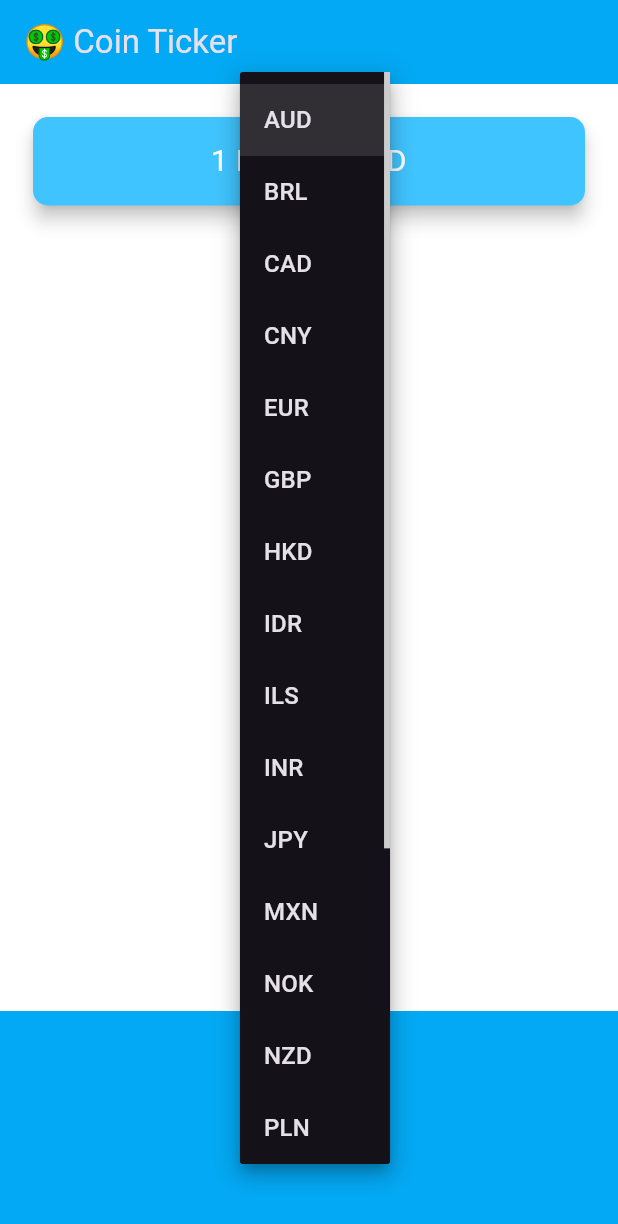
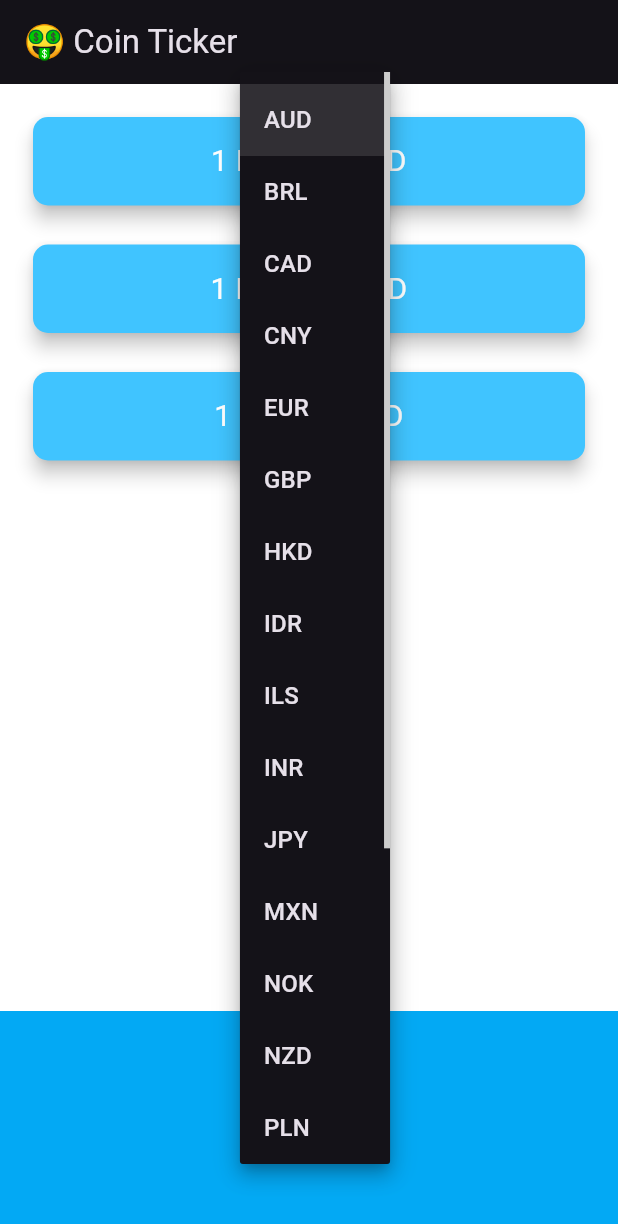
Before and after one commit to selinguz/bitcoin-ticker, a Flutter app: the screen it shows after launch, after a tap on "AUD", on a phone screen of 412 x 824 dp. Shown: the top 1224 px of the screen. Run offline on Flutter 3.47's test engine with Material 3 defaults, Android fonts, the phone set to English and light mode, and no system bars; network calls fail.

Commit message:
tüm kripto para birimlerinin seçilen para biriminlerinde karşılığının gelmesi sağlanarak, proje tamamlandı

```diff
--- a/lib/coin_data.dart
+++ b/lib/coin_data.dart
@@ -36,26 +36,21 @@
 const apiKey = 'CA9D4481-619F-4B02-8DB0-44CC6DDA7AF9';
 
 class CoinData {
-  //3. Create the Asynchronous method getCoinData() that returns a Future (the price data).
   Future getCoinData(String selectedCurrency) async {
-    //4. Create a url combining the coinAPIURL with the currencies we're interested, BTC to USD.
-    String requestURL = '$coinAPIURL/BTC/$selectedCurrency?apikey=$apiKey';
-    //5. Make a GET request to the URL and wait for the response.
+    Map<String, String> cryptoPrices = {};
+    for (String crypto in cryptoList) {
+      String requestURL =
+          '$coinAPIURL/$crypto/$selectedCurrency?apikey=$apiKey';
       http.Response response = await http.get(Uri.parse(requestURL));
-
-    //6. Check that the request was successful.
       if (response.statusCode == 200) {
-      //7. Use the 'dart:convert' package to decode the JSON data that comes back from coinapi.io.
         var decodedData = jsonDecode(response.body);
-      //8. Get the last price of bitcoin with the key 'last'.
-      var lastPrice = decodedData['rate'];
-      //9. Output the lastPrice from the method.
-      return lastPrice;
+        double lastPrice = decodedData['rate'];
+        cryptoPrices[crypto] = lastPrice.toStringAsFixed(0);
       } else {
-      //10. Handle any errors that occur during the request.
         print(response.statusCode);
-      //Optional: throw an error if our request fails.
         throw 'Problem with the get request';
       }
     }
+    return cryptoPrices;
   }
+}
--- a/lib/price_screen.dart
+++ b/lib/price_screen.dart
@@ -26,8 +26,8 @@
       items: dropdownItems,
       onChanged: (value) {
         setState(() {
+          selectedCurrency = value!;
           getData();
-          selectedCurrency = value!;
         });
       },
     );
@@ -43,24 +43,30 @@
       backgroundColor: Colors.lightBlue,
       itemExtent: 32.0,
       onSelectedItemChanged: (selectedIndex) {
-        selectedCurrency = currenciesList[selectedIndex];
-        getData();
-        //print(selectedIndex);
+        setState(() {
+          selectedCurrency = currenciesList[selectedIndex];
+          getData();
+        });
       },
       children: pickerItems,
     );
   }
 
-  //12. Create a variable to hold the value and use in our Text Widget. Give the variable a starting value of '?' before the data comes back from the async methods.
-  String bitcoinValue = '?';
+  //value had to be updated into a Map to store the values of all three cryptocurrencies.
+  Map<String, String> coinValues = {};
+  //7: Figure out a way of displaying a '?' on screen while we're waiting for the price data to come back. First we have to create a variable to keep track of when we're waiting on the request to complete.
+  bool isWaiting = false;
 
-  //11. Create an async method here await the coin data from coin_data.dart
   void getData() async {
+    //7: Second, we set it to true when we initiate the request for prices.
+    isWaiting = true;
     try {
-      double data = await CoinData().getCoinData(selectedCurrency);
-      //13. We can't await in a setState(). So you have to separate it out into two steps.
+      //6: Update this method to receive a Map containing the crypto:price key value pairs.
+      var data = await CoinData().getCoinData(selectedCurrency);
+      //7. Third, as soon the above line of code completes, we now have the data and no longer need to wait. So we can set isWaiting to false.
+      isWaiting = false;
       setState(() {
-        bitcoinValue = data.toStringAsFixed(0);
+        coinValues = data;
       });
     } catch (e) {
       print(e);
@@ -70,43 +76,60 @@
   @override
   void initState() {
     super.initState();
-    //14. Call getData() when the screen loads up. We can't call CoinData().getCoinData() directly here because we can't make initState() async.
     getData();
   }
+
+  ////For bonus points, create a method that loops through the cryptoList and generates a CryptoCard for each. Call makeCards() in the build() method instead of the Column with 3 CryptoCards.
+//  Column makeCards() {
+//    List<CryptoCard> cryptoCards = [];
+//    for (String crypto in cryptoList) {
+//      cryptoCards.add(
+//        CryptoCard(
+//          cryptoCurrency: crypto,
+//          selectedCurrency: selectedCurrency,
+//          value: isWaiting ? '?' : coinValues[crypto],
+//        ),
+//      );
+//    }
+//    return Column(
+//      crossAxisAlignment: CrossAxisAlignment.stretch,
+//      children: cryptoCards,
+//    );
+//  }
 
   @override
   Widget build(BuildContext context) {
     return Scaffold(
       appBar: AppBar(
-        backgroundColor:Colors.lightBlue,
         title: Text('🤑 Coin Ticker'),
       ),
       body: Column(
         mainAxisAlignment: MainAxisAlignment.spaceBetween,
         crossAxisAlignment: CrossAxisAlignment.stretch,
         children: <Widget>[
-          Padding(
-            padding: EdgeInsets.fromLTRB(18.0, 18.0, 18.0, 0),
-            child: Card(
-              color: Colors.lightBlueAccent,
-              elevation: 5.0,
-              shape: RoundedRectangleBorder(
-                borderRadius: BorderRadius.circular(10.0),
+          //3: You'll need to use a Column Widget to contain the three CryptoCards.
+          Column(
+            crossAxisAlignment: CrossAxisAlignment.stretch,
+            children: <Widget>[
+              CryptoCard(
+                cryptoCurrency: 'BTC',
+                //7. Finally, we use a ternary operator to check if we are waiting and if so, we'll display a '?' otherwise we'll show the actual price data.
+                value: isWaiting ? '?' : coinValues['BTC']!,
+                selectedCurrency: selectedCurrency,
               ),
-              child: Padding(
-                padding: EdgeInsets.symmetric(vertical: 15.0, horizontal: 28.0),
-                child: Text(
-                  //15. Update the Text Widget with the data in bitcoinValueInUSD.
-                  '1 BTC = $bitcoinValue $selectedCurrency',
-                  textAlign: TextAlign.center,
-                  style: TextStyle(
-                    fontSize: 20.0,
-                    color: Colors.white,
-                  ),
-                ),
+              CryptoCard(
+                cryptoCurrency: 'ETH',
+                value: isWaiting ? '?' : coinValues['ETH']!,
+                selectedCurrency: selectedCurrency,
               ),
-            ),
+              CryptoCard(
+                cryptoCurrency: 'LTC',
+                value: isWaiting ? '?' : coinValues['LTC']!,
+                selectedCurrency: selectedCurrency,
+              ),
+            ],
           ),
+
           Container(
             height: 150.0,
             alignment: Alignment.center,
@@ -119,3 +142,42 @@
     );
   }
 }
+
+//1: Refactor this Padding Widget into a separate Stateless Widget called CryptoCard, so we can create 3 of them, one for each cryptocurrency.
+class CryptoCard extends StatelessWidget {
+  //2: You'll need to able to pass the selectedCurrency, value and cryptoCurrency to the constructor of this CryptoCard Widget.
+  const CryptoCard({
+    required this.value,
+    required this.selectedCurrency,
+    required this.cryptoCurrency,
+  });
+
+  final String value;
+  final String selectedCurrency;
+  final String cryptoCurrency;
+
+  @override
+  Widget build(BuildContext context) {
+    return Padding(
+      padding: EdgeInsets.fromLTRB(18.0, 18.0, 18.0, 0),
+      child: Card(
+        color: Colors.lightBlueAccent,
+        elevation: 5.0,
+        shape: RoundedRectangleBorder(
+          borderRadius: BorderRadius.circular(10.0),
+        ),
+        child: Padding(
+          padding: EdgeInsets.symmetric(vertical: 15.0, horizontal: 28.0),
+          child: Text(
+            '1 $cryptoCurrency = $value $selectedCurrency',
+            textAlign: TextAlign.center,
+            style: TextStyle(
+              fontSize: 20.0,
+              color: Colors.white,
+            ),
+          ),
+        ),
+      ),
+    );
+  }
+}
```
Lines whose indentation alone changed are shown as unchanged.
